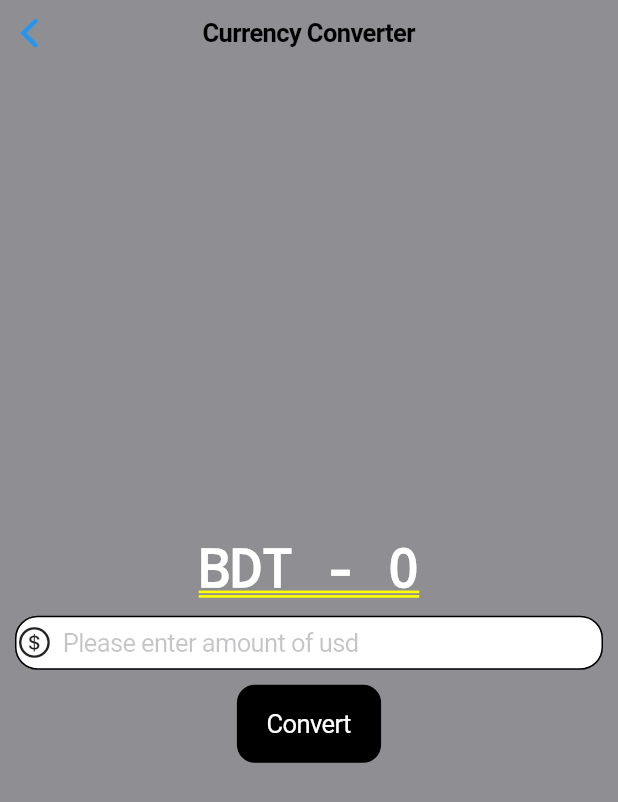
After one commit to Nahid-web/currency_converted, a Flutter app: the HomePageCupertinoApp screen opened directly, on a phone screen of 412 x 824 dp. The commit adds this screen. Shown: the top 802 px of the screen. Run offline on Flutter 3.47's test engine with Material 2 defaults, Android fonts, the phone set to English and light mode, and no system bars.

Commit message:
cupertino desing done

```diff
--- /dev/null
+++ b/lib/home_page_cupertinoapp.dart
@@ -0,0 +1,77 @@
+import 'package:flutter/cupertino.dart';
+
+// create a variable to shore amount
+// a function for conversion usd to bd
+// store converssed result to varible
+// display result
+
+class HomePageCupertinoApp extends StatefulWidget {
+  const HomePageCupertinoApp({super.key});
+
+  @override
+  State<HomePageCupertinoApp> createState() => _HomePageCupertinoAppState();
+}
+
+class _HomePageCupertinoAppState extends State<HomePageCupertinoApp> {
+  double result = 0;
+  TextEditingController usdInputController = TextEditingController();
+
+  convertBd() {
+    setState(() {
+      result = double.parse(usdInputController.text) * 100;
+    });
+  }
+
+  @override
+  Widget build(BuildContext context) {
+    return CupertinoPageScaffold(
+      backgroundColor: CupertinoColors.systemGrey,
+      navigationBar: CupertinoNavigationBar(
+        middle: const Text('Currency Converter'),
+        backgroundColor: CupertinoColors.systemGrey,
+      ),
+      child: Padding(
+        padding: const EdgeInsets.all(10.0),
+        child: Column(
+          mainAxisAlignment: MainAxisAlignment.center,
+          children: [
+            Text(
+              'BDT - ${result != 0 ? result.toStringAsFixed(2) : result.toStringAsFixed(0)}',
+              style: const TextStyle(
+                fontSize: 35,
+                fontWeight: FontWeight.bold,
+                color: CupertinoColors.white,
+              ),
+            ),
+            const SizedBox(
+              height: 10,
+            ),
+            CupertinoTextField(
+              controller: usdInputController,
+              keyboardType: TextInputType.number,
+              placeholder: 'Please enter amount of usd',
+              // placeholderStyle: TextStyle(color: CupertinoColors.systemGrey3),
+              prefix: Icon(CupertinoIcons.money_dollar_circle),
+              decoration: BoxDecoration(
+                color: CupertinoColors.white,
+                border: Border.all(),
+                borderRadius: BorderRadius.circular(15),
+              ),
+            ),
+            const SizedBox(
+              height: 10,
+            ),
+            CupertinoButton(
+              onPressed: convertBd,
+              color: CupertinoColors.black,
+              child: const Text(
+                'Convert',
+                style: TextStyle(color: CupertinoColors.white),
+              ),
+            )
+          ],
+        ),
+      ),
+    );
+  }
+}
--- a/lib/main.dart
+++ b/lib/main.dart
@@ -1,4 +1,6 @@
+import 'package:currency_converted/home_page_cupertinoapp.dart';
 import 'package:currency_converted/home_page_materialapp.dart';
+import 'package:flutter/cupertino.dart';
 import 'package:flutter/material.dart';
 
 void main() {
@@ -14,3 +16,13 @@ class MyApp extends StatelessWidget {
     );
   }
 }
+class MyAppCupertino extends StatelessWidget {
+  const MyAppCupertino({super.key});
+
+  @override
+  Widget build(BuildContext context) {
+    return CupertinoApp(
+      home: HomePageCupertinoApp(),
+    );
+  }
+}
```
